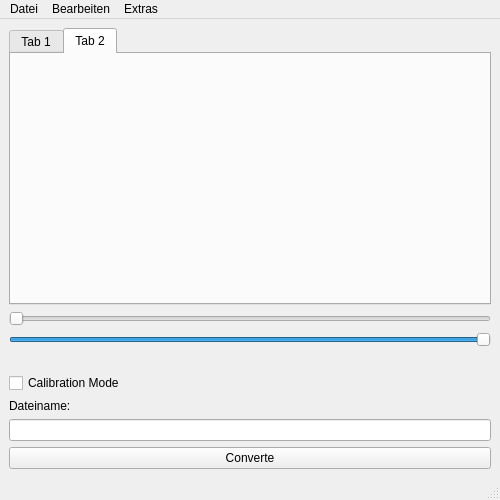
Old version of the form mainwindow.ui in the repository rclarsfull/ImageLight.
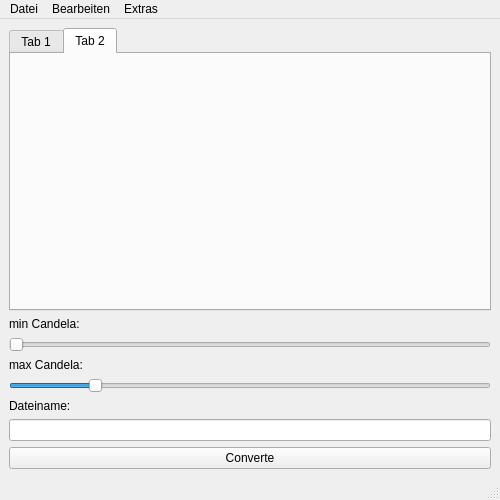
New version of the form.

Commit message: debug mode moved to settings

The edit to the form file:
```diff
--- a/mainwindow.ui
+++ b/mainwindow.ui
@@ -38,20 +38,34 @@
       </widget>
      </widget>
     </item>
+    <item>
+     <widget class="QLabel" name="minCandaleLabel">
+      <property name="text">
+       <string>min Candela:</string>
+      </property>
+     </widget>
+    </item>
     <item>
      <widget class="QSlider" name="minSlider">
       <property name="maximum">
-       <number>255</number>
+       <number>1500</number>
       </property>
       <property name="orientation">
        <enum>Qt::Horizontal</enum>
       </property>
      </widget>
     </item>
+    <item>
+     <widget class="QLabel" name="maxCandelaLabel">
+      <property name="text">
+       <string>max Candela:</string>
+      </property>
+     </widget>
+    </item>
     <item>
      <widget class="QSlider" name="maxSlider">
       <property name="maximum">
-       <number>255</number>
+       <number>1500</number>
       </property>
       <property name="value">
        <number>255</number>
@@ -67,30 +81,6 @@
       </property>
      </widget>
     </item>
-    <item>
-     <widget class="QLabel" name="label">
-      <property name="sizePolicy">
-       <sizepolicy hsizetype="Preferred" vsizetype="Fixed">
-        <horstretch>0</horstretch>
-        <verstretch>0</verstretch>
-       </sizepolicy>
-      </property>
-      <property name="text">
-       <string/>
-      </property>
-     </widget>
-    </item>
-    <item>
-     <layout class="QHBoxLayout" name="horizontalLayout">
-      <item>
-       <widget class="QCheckBox" name="calibrationCheckBox">
-        <property name="text">
-         <string>Calibration Mode</string>
-        </property>
-       </widget>
-      </item>
-     </layout>
-    </item>
     <item>
      <widget class="QLabel" name="label_2">
       <property name="sizePolicy">
```
Left out of the diff: 90 changed lines with no effect on the pictures. The commit also changes 13 other files.
